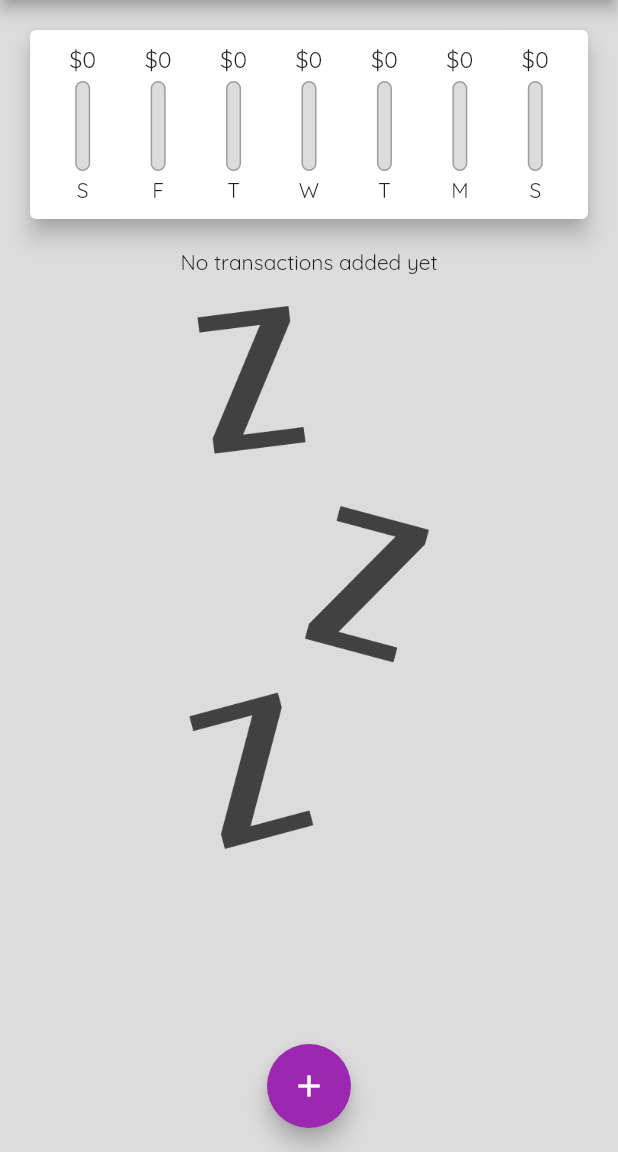
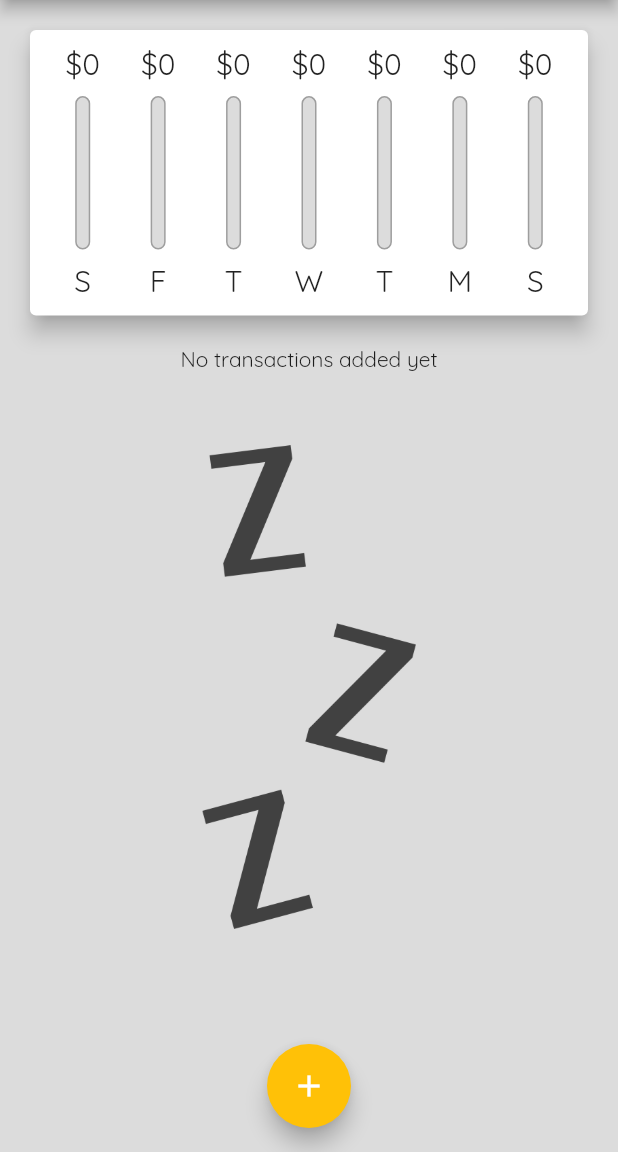
Before and after one commit to Sami-Hegazy/Personal-Expenses, a Flutter app: the screen it shows after launch, on a phone screen of 412 x 824 dp, the part 84-1236 px from its top. Run offline on Flutter 3.47's test engine with Material 2 defaults, Android fonts, the phone set to English and light mode, and no system bars.

Commit message:
Responsive & adaptive

```diff
--- a/expense_planner/lib/main.dart
+++ b/expense_planner/lib/main.dart
@@ -1,10 +1,18 @@
+import 'package:flutter/cupertino.dart';
+
 import './models/transaction.dart';
 import './widgets/chart.dart';
 import './widgets/transaction_list.dart';
 import './widgets/new_transaction.dart';
 import 'package:flutter/material.dart';
+import 'dart:io';
 
 void main() {
+  // WidgetsFlutterBinding.ensureInitialized();
+  // SystemChrome.setPreferredOrientations([
+  //   DeviceOrientation.portraitUp,
+  //   DeviceOrientation.portraitDown,
+  // ]);
   runApp(const MyApp());
 }
 
@@ -42,6 +50,7 @@ class MyHomePage extends StatefulWidget {
 
 class _MyHomePageState extends State<MyHomePage> {
   final List<Transaction> _userTransaction = [];
+  bool _showChart = false;
 
   List<Transaction> get _recentTransaction {
     return _userTransaction.where((element) {
@@ -104,9 +113,24 @@ class _MyHomePageState extends State<MyHomePage> {
 
   @override
   Widget build(BuildContext context) {
-    return Scaffold(
-      backgroundColor: const Color.fromRGBO(220, 220, 220, 1),
-      appBar: AppBar(
+    final myMediaQuery = MediaQuery.of(context);
+
+    final isLandScape = myMediaQuery.orientation == Orientation.landscape;
+
+    final dynamic appBar = Platform.isIOS
+        ? CupertinoNavigationBar(
+            middle: const Text('Personal Expenses'),
+            trailing: Row(
+              mainAxisSize: MainAxisSize.min,
+              children: [
+                GestureDetector(
+                  child: const Icon(CupertinoIcons.add),
+                  onTap: () => _startAddNewTransaction(context),
+                ),
+              ],
+            ),
+          )
+        : AppBar(
             title: const Text('Personal Expenses'),
             actions: [
               IconButton(
@@ -116,24 +140,80 @@ class _MyHomePageState extends State<MyHomePage> {
                 icon: const Icon(Icons.add),
               ),
             ],
-      ),
-      body: Column(
-        children: [
-          Chart(_recentTransaction),
-          Flexible(
-            fit: FlexFit.loose,
+          );
+
+    final txListWidget = SizedBox(
+      height: (myMediaQuery.size.height -
+              appBar.preferredSize.height -
+              myMediaQuery.padding.top) *
+          0.7,
       child: TransactionList(
           transaction: _userTransaction, deleteTx: _deleteTransaction),
+    );
+
+    final pageBody = SafeArea(
+        child: SingleChildScrollView(
+      child: Column(
+        children: [
+          if (isLandScape)
+            Row(
+              mainAxisAlignment: MainAxisAlignment.center,
+              children: [
+                const Text(
+                  'Show Chart',
                 ),
+                Switch.adaptive(
+                    value: _showChart,
+                    onChanged: (val) {
+                      setState(() {
+                        _showChart = val;
+                      });
+                    }),
               ],
             ),
-      floatingActionButtonLocation: FloatingActionButtonLocation.centerFloat,
-      floatingActionButton: FloatingActionButton(
+          if (!isLandScape)
+            SizedBox(
+              height: (myMediaQuery.size.height -
+                      appBar.preferredSize.height -
+                      myMediaQuery.padding.top) *
+                  0.3,
+              child: Chart(_recentTransaction),
+            ),
+          if (!isLandScape) txListWidget,
+          if (isLandScape)
+            _showChart
+                ? SizedBox(
+                    height: (myMediaQuery.size.height -
+                            appBar.preferredSize.height -
+                            myMediaQuery.padding.top) *
+                        0.7,
+                    child: Chart(_recentTransaction),
+                  )
+                : txListWidget
+        ],
+      ),
+    ));
+
+    return Platform.isIOS
+        ? CupertinoPageScaffold(
+            child: pageBody,
+            navigationBar: appBar,
+          )
+        : Scaffold(
+            backgroundColor: const Color.fromRGBO(220, 220, 220, 1),
+            appBar: appBar,
+            body: pageBody,
+            floatingActionButtonLocation:
+                FloatingActionButtonLocation.centerFloat,
+            floatingActionButton: Platform.isAndroid
+                ? FloatingActionButton(
+                    backgroundColor: Colors.amber,
                     onPressed: () {
                       _startAddNewTransaction(context);
                     },
                     child: const Icon(Icons.add),
-      ),
+                  )
+                : Container(),
           );
   }
 }
--- a/expense_planner/lib/widgets/chart_bar.dart
+++ b/expense_planner/lib/widgets/chart_bar.dart
@@ -13,17 +13,18 @@ class ChartBar extends StatelessWidget {
 
   @override
   Widget build(BuildContext context) {
+    return LayoutBuilder(builder: (ctx, constrains) {
       return Column(
         children: [
           SizedBox(
-            height: 20,
+              height: constrains.maxHeight * 0.15,
               child: FittedBox(
                   child: Text('\$${spendingAmount.toStringAsFixed(0)}'))),
-        const SizedBox(
-          height: 4,
+          SizedBox(
+            height: constrains.maxHeight * 0.05,
           ),
           SizedBox(
-          height: 60,
+            height: constrains.maxHeight * 0.6,
             width: 10,
             child: Stack(
               children: [
@@ -45,11 +46,17 @@ class ChartBar extends StatelessWidget {
               ],
             ),
           ),
-        const SizedBox(
-          height: 4,
+          SizedBox(
+            height: constrains.maxHeight * 0.05,
           ),
-        Text(label),
+          SizedBox(
+            height: constrains.maxHeight * 0.15,
+            child: FittedBox(
+              child: Text(label),
+            ),
+          ),
         ],
       );
+    });
   }
 }
--- a/expense_planner/lib/widgets/transaction_list.dart
+++ b/expense_planner/lib/widgets/transaction_list.dart
@@ -12,20 +12,21 @@ class TransactionList extends StatelessWidget {
 
   @override
   Widget build(BuildContext context) {
-    return SizedBox(
-      height: 400,
-      child: transaction.isEmpty
-          ? Center(
-              child: Column(
+    return transaction.isEmpty
+        ? LayoutBuilder(builder: (ctx, constrains) {
+            return Column(
               children: [
                 const Text('No transactions added yet'),
-                  const SizedBox(
-                    height: 20,
+                SizedBox(
+                  height: constrains.maxHeight * 0.09,
                 ),
-                  Flexible(child: Image.asset('assets/images/waiting.png')),
+                SizedBox(
+                  height: constrains.maxHeight * 0.6,
+                  child: Image.asset('assets/images/waiting.png'),
+                ),
               ],
-              ),
-            )
+            );
+          })
         : ListView.builder(
             itemBuilder: (context, index) {
               return Card(
@@ -57,7 +58,15 @@ class TransactionList extends StatelessWidget {
                       color: Colors.grey,
                     ),
                   ),
-                    trailing: IconButton(
+                  trailing: MediaQuery.of(context).size.width > 460
+                      ? TextButton.icon(
+                          icon: const Icon(Icons.delete),
+                          label: const Text('Delete'),
+                          onPressed: () {
+                            deleteTx(transaction[index].id);
+                          },
+                        )
+                      : IconButton(
                           onPressed: () {
                             deleteTx(transaction[index].id);
                           },
@@ -68,7 +77,6 @@ class TransactionList extends StatelessWidget {
               );
             },
             itemCount: transaction.length,
-            ),
           );
   }
 }
```
Lines whose indentation alone changed are shown as unchanged.
